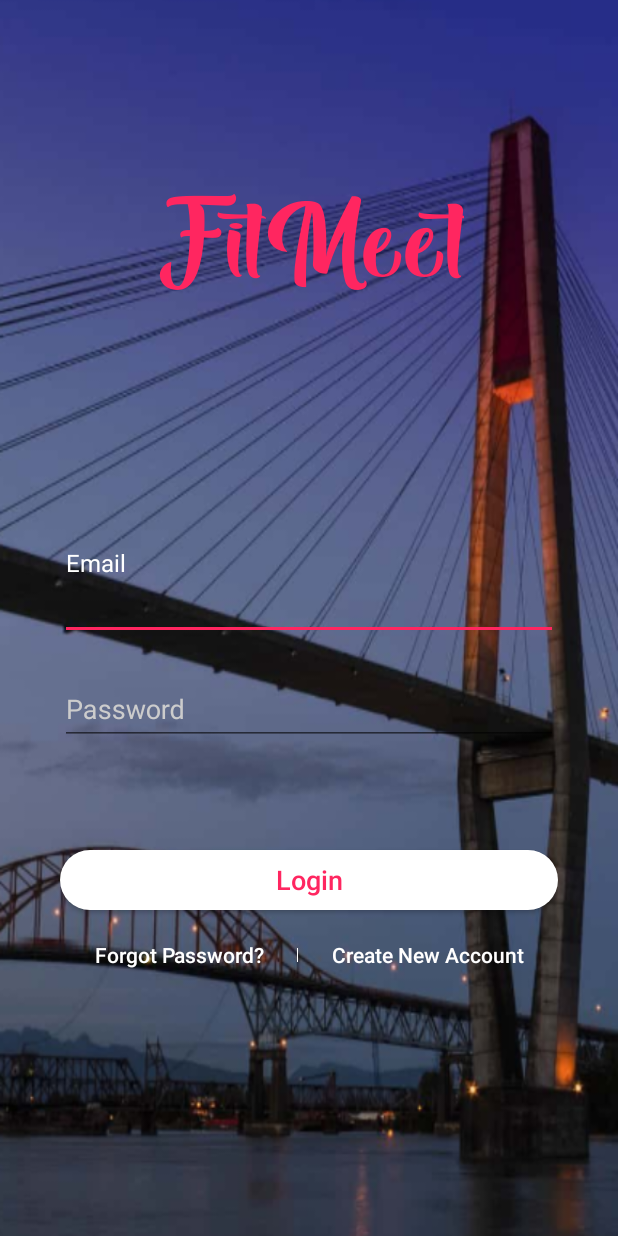
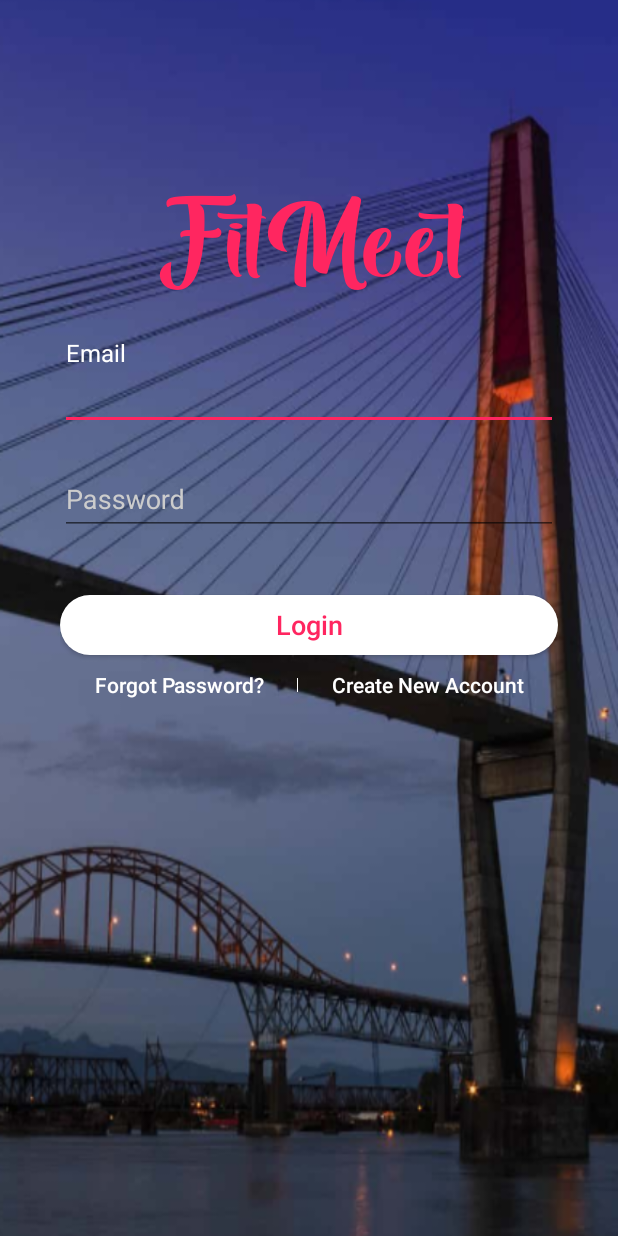
Before and after one commit to Karanveer-1/Fit-Meet, an Android app: the screen it shows after launch (LoginActivityMain), on a phone screen of 412 x 824 dp. Run offline under Robolectric (Android 15) with nearby library versions, the phone set to English and light mode, and no system bars; our stand-ins replace Firebase (no records; nobody signed in at launch, a user with empty details on screens opened directly).

Commit message:
Old modification [App not working; Looking for the problem].

```diff
--- a/app/src/main/java/ca/bcit/fitmeet/dashboard/DashboardAdapter.java
+++ b/app/src/main/java/ca/bcit/fitmeet/dashboard/DashboardAdapter.java
@@ -26,11 +26,9 @@ public class DashboardAdapter extends BaseAdapter {
 
         mInflater = LayoutInflater.from(context);
 
-        /*mItems.add(DashboardCategory.CulturalEvents);*/
         mItems.add(DashboardCategory.OffLeashDogAreas);
         mItems.add(DashboardCategory.SportsFields);
         mItems.add(DashboardCategory.PRandCSP);
-        /*mItems.add(DashboardCategory.Parks);*/
     }
 
     @Override
--- a/app/src/main/java/ca/bcit/fitmeet/dashboard/DashboardCategory.java
+++ b/app/src/main/java/ca/bcit/fitmeet/dashboard/DashboardCategory.java
@@ -4,9 +4,7 @@ import ca.bcit.fitmeet.R;
 
 public class DashboardCategory {
 
-    /*public static DashboardCategory CulturalEvents = new DashboardCategory("Cultural Events", R.drawable.dashboard_culturalevents);*/
     public static DashboardCategory OffLeashDogAreas = new DashboardCategory("Off Leash Dog Areas", R.drawable.dashboard_offleashdogarea);
-    /*public static DashboardCategory Parks = new DashboardCategory("Parks", R.drawable.dashboard_park);*/
     public static DashboardCategory PRandCSP = new DashboardCategory("Recreation and Community Programs", R.drawable.dashboard_prandcsp);
     public static DashboardCategory SportsFields = new DashboardCategory("Sports Fields", R.drawable.dashboard_sportsfield);
 
--- a/app/src/main/java/ca/bcit/fitmeet/dashboard/FeatureActivity.java
+++ b/app/src/main/java/ca/bcit/fitmeet/dashboard/FeatureActivity.java
@@ -91,7 +91,6 @@ public class FeatureActivity extends AppCompatActivity {
         ((TextView) findViewById(R.id.phone)).setText(pRandCSPFeatures.getProperties().getPhone());
         ((TextView) findViewById(R.id.email)).setText(pRandCSPFeatures.getProperties().getEmail());
         ((TextView) findViewById(R.id.website)).setText(pRandCSPFeatures.getProperties().getWebsite());
-        /*        ((TextView) findViewById(R.id.description)).setText(pRandCSPFeatures.getProperties().getDescription());*/
 
         setMap(pRandCSPFeatures.getGeometry().getCoordinates().get(1), pRandCSPFeatures.getGeometry().getCoordinates().get(0));
     }
@@ -143,7 +142,7 @@ public class FeatureActivity extends AppCompatActivity {
         }
         catch(ArrayIndexOutOfBoundsException ex) {
 
-            Log.d("OoB", ex.getMessage());
+            Log.d("ArrayIndexOutOfBounds", ex.getMessage());
         }
 
         return location;
--- a/app/src/main/res/layout/activity_login_main.xml
+++ b/app/src/main/res/layout/activity_login_main.xml
@@ -31,7 +31,7 @@
             android:layout_height="wrap_content"
             app:hintTextAppearance="@style/TextAppearance.App.TextInputLayout"
             android:textColorHint="#CCCCCC"
-            android:layout_marginTop="160dp">
+            android:layout_marginTop="20dp">
 
             <EditText
                 android:id="@+id/email"
@@ -66,7 +66,7 @@
             android:layout_width="fill_parent"
             android:layout_height="40dp"
             android:textSize="18sp"
-            android:layout_marginTop="60dp"
+            android:layout_marginTop="30dp"
             android:background="@drawable/background_button"
             android:text="@string/btn_login"
             android:textAllCaps="false"
@@ -76,7 +76,7 @@
             android:theme="@style/LoginBtnDivider"
             android:layout_width="match_parent"
             android:layout_height="wrap_content"
-            android:layout_marginTop="20dp"
+            android:layout_marginTop="10dp"
             android:divider="?android:listDivider"
             android:dividerPadding="5dp"
             android:orientation="horizontal"
--- a/app/src/main/res/layout/activity_signup.xml
+++ b/app/src/main/res/layout/activity_signup.xml
@@ -108,7 +108,7 @@
             android:layout_height="40dp"
             android:textSize="18sp"
             android:background="@drawable/background_button"
-            android:layout_marginTop="50dp"
+            android:layout_marginTop="20dp"
             android:text="Sign up"
             android:textAllCaps="false"
             android:textColor="@color/colorAccent" />
```
Also changed, not shown: app/src/main/java/ca/bcit/fitmeet/dashboard/DashboardCategoryListActivity.java (+0 -10 lines), app/src/main/res/values/strings.xml (+39 -41 lines).
